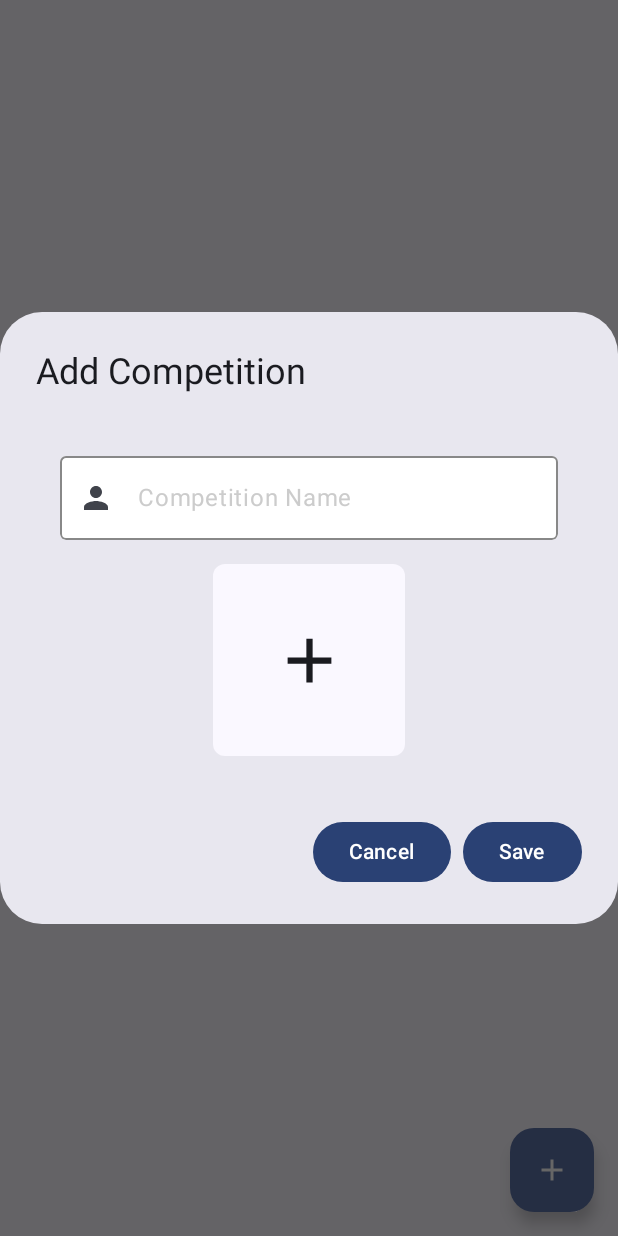
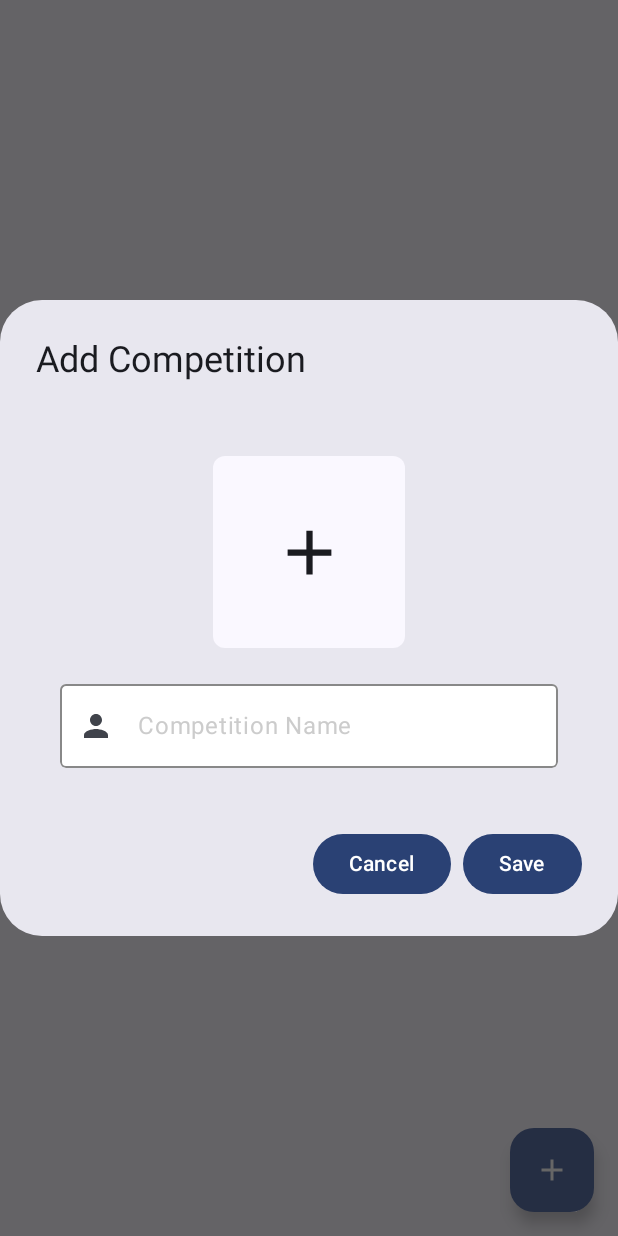
Before and after one commit to Yusuf-Solmaz/TeamMaker, an Android app built with Jetpack Compose: the composable ChooseSportScreen shown on its own in the app's theme, after a tap on "Add Competition", on a phone screen of 412 x 824 dp. Run offline under Robolectric (Android 15) with nearby library versions, the phone set to English and light mode, and no system bars; our stand-ins replace Dagger/Hilt's generated code, Firebase (no records; nobody signed in at launch, a user with empty details on screens opened directly); pictures from the network do not load; Roboto replaces fonts that are not available here.

Commit message:
fix: Place of the components changed

```diff
--- a/feature/src/main/java/com/yusuf/feature/home/ChooseSportScreen.kt
+++ b/feature/src/main/java/com/yusuf/feature/home/ChooseSportScreen.kt
@@ -273,13 +273,6 @@ fun AddCompetitionDialog(
                     .fillMaxWidth()
                     .padding(16.dp)
             ) {
-                TextFieldComponent(
-                    stateValue = competitionName,
-                    onValueChange = { competitionName = it },
-                    label =  "Competition Name",
-                    painterResource = painterResource(R.drawable.ic_person)
-
-                )
                 Spacer(modifier = Modifier.height(16.dp))
                 Box(
                     modifier = Modifier
@@ -287,7 +280,7 @@ fun AddCompetitionDialog(
                         .clip(RoundedCornerShape(8.dp))
                         .background(MaterialTheme.colorScheme.surface)
                         .clickable { onImagePick() }
-                        .align(Alignment.CenterHorizontally) // Ortalamayı sağlar
+                        .align(Alignment.CenterHorizontally)
                 ) {
                     selectedImageUri?.let { uri ->
                         Image(
@@ -307,6 +300,14 @@ fun AddCompetitionDialog(
                         )
                     }
                 }
+                Spacer(modifier = Modifier.height(16.dp))
+                TextFieldComponent(
+                    stateValue = competitionName,
+                    onValueChange = { competitionName = it },
+                    label =  "Competition Name",
+                    painterResource = painterResource(R.drawable.ic_person)
+
+                )
             }
         },
         confirmButton = {
@@ -345,13 +346,6 @@ fun UpdateCompetitionDialog(
                     .fillMaxWidth()
                     .padding(16.dp)
             ) {
-                TextFieldComponent(
-                    stateValue = competitionName,
-                    onValueChange = { competitionName = it },
-                    label =  "Competition Name",
-                    painterResource = painterResource(R.drawable.ic_person)
-
-                )
                 Spacer(modifier = Modifier.height(16.dp))
                 Box(
                     modifier = Modifier
@@ -359,7 +353,7 @@ fun UpdateCompetitionDialog(
                         .clip(RoundedCornerShape(8.dp))
                         .background(MaterialTheme.colorScheme.surface)
                         .clickable { onImagePick() }
-                        .align(Alignment.CenterHorizontally) // Ortalamayı sağlar
+                        .align(Alignment.CenterHorizontally)
                 ) {
                     selectedImageUri?.let { uri ->
                         Image(
@@ -377,6 +371,14 @@ fun UpdateCompetitionDialog(
                         )
                     }
                 }
+                Spacer(modifier = Modifier.height(16.dp))
+                TextFieldComponent(
+                    stateValue = competitionName,
+                    onValueChange = { competitionName = it },
+                    label =  "Competition Name",
+                    painterResource = painterResource(R.drawable.ic_person)
+
+                )
             }
         },
         confirmButton = {
```
